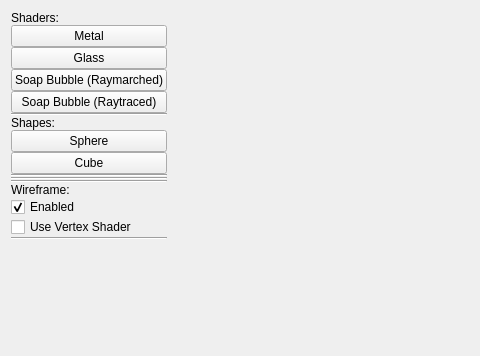
Above: qt-project/ui/mainwindow.ui from iszihan/Graphics-Final-Project before the change; both pictures show x 0 to 480 and y 0 to 356 of the 1100 by 700 pixel window. Below: the same form after it.
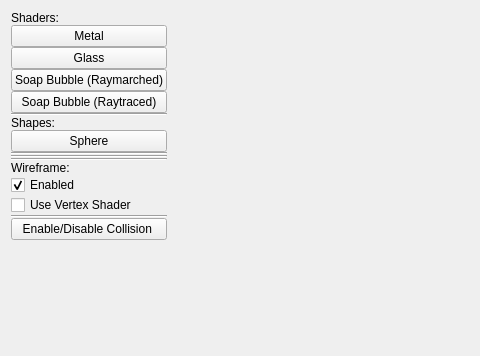
That is the form after the change.

Commit message: enable/disable collision button added

```diff
--- a/qt-project/ui/mainwindow.ui
+++ b/qt-project/ui/mainwindow.ui
@@ -88,13 +88,6 @@
         </property>
        </widget>
       </item>
-      <item>
-       <widget class="QPushButton" name="cubeButton">
-        <property name="text">
-         <string>Cube</string>
-        </property>
-       </widget>
-      </item>
       <item>
        <widget class="Line" name="line_2">
         <property name="orientation">
@@ -153,6 +146,13 @@
         </property>
        </widget>
       </item>
+      <item>
+       <widget class="QPushButton" name="cubeButton">
+        <property name="text">
+         <string>Enable/Disable Collision </string>
+        </property>
+       </widget>
+      </item>
       <item>
        <spacer name="verticalSpacer">
         <property name="orientation">
```
The commit also changes 11 other files.
